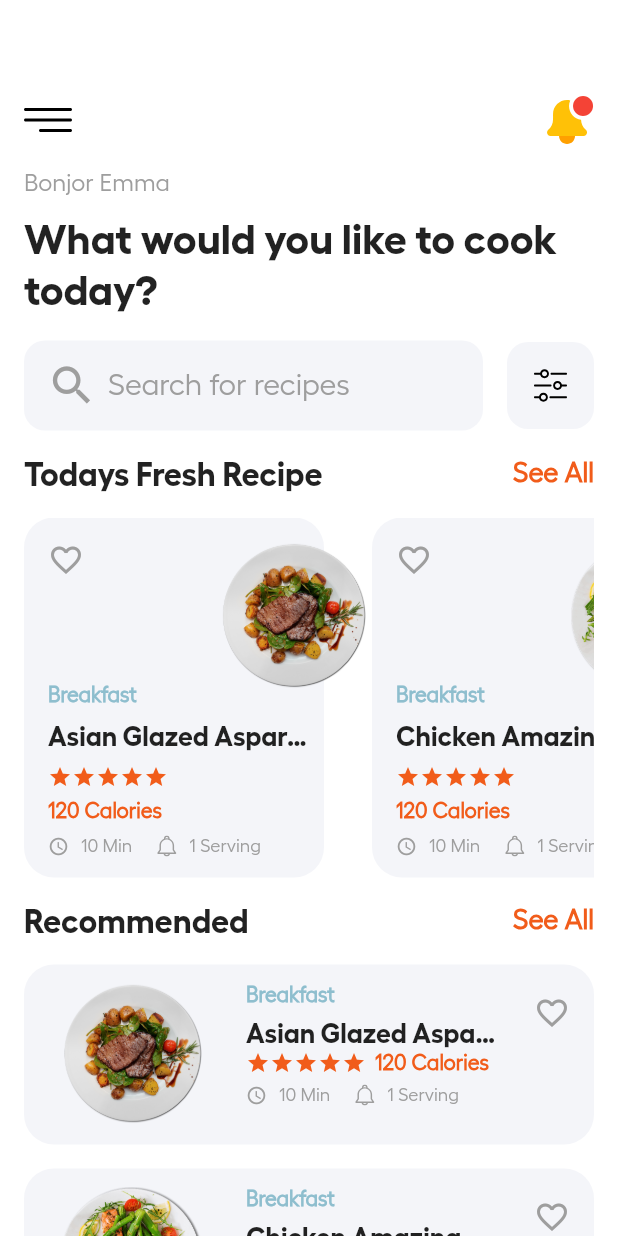
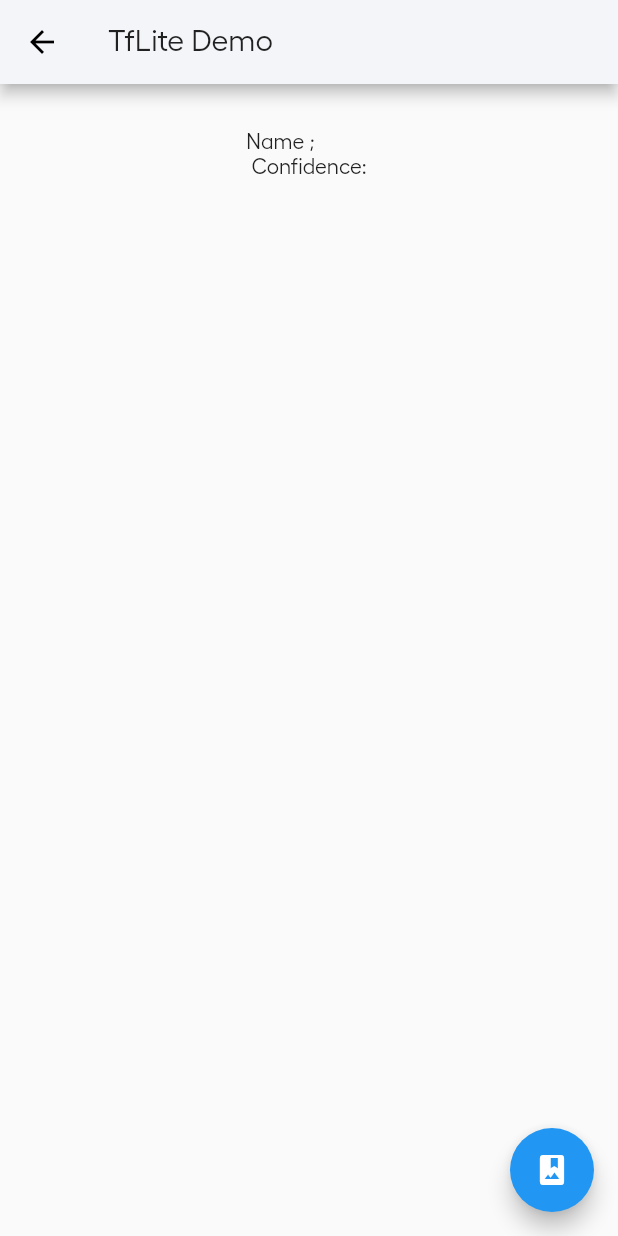
Before and after one commit to rivaldofez/foocarie, a Flutter app: the screen it shows after launch, after a tap on an icon or button, on a phone screen of 412 x 824 dp. Run offline on Flutter 3.47's test engine with Material 2 defaults, Android fonts, the phone set to English and light mode, and no system bars; our stand-ins replace flutter_svg, image_picker; missing offline and left inert: tflite.

Commit message:
implement recipe predictor

```diff
--- a/lib/screens/home_screen.dart
+++ b/lib/screens/home_screen.dart
@@ -2,6 +2,7 @@
 import 'package:flutter_svg/flutter_svg.dart';
 import 'package:foocarie/constants.dart';
 import 'package:foocarie/screens/detail_recipe_screen.dart';
+import 'package:foocarie/screens/recipe_predictor.dart';
 
 class HomeScreen extends StatefulWidget {
   @override
@@ -40,7 +41,11 @@
                 mainAxisAlignment: MainAxisAlignment.spaceBetween,
                 children: [
                   GestureDetector(
-                    onTap: () => print("Menu"),
+                    onTap: () => Navigator.of(context).push(
+                      MaterialPageRoute(
+                        builder: (context) => RecipePredictorScreen(),
+                      ),
+                    ),
                     child: SvgPicture.asset(
                       "assets/icons/menu.svg",
                       height: 32.0,
--- /dev/null
+++ b/lib/screens/recipe_predictor.dart
@@ -0,0 +1,103 @@
+import 'dart:io';
+
+import 'package:flutter/material.dart';
+import 'package:image_picker/image_picker.dart';
+import 'package:tflite/tflite.dart';
+
+class RecipePredictorScreen extends StatefulWidget {
+  @override
+  _RecipePredictorScreenState createState() => _RecipePredictorScreenState();
+}
+
+class _RecipePredictorScreenState extends State<RecipePredictorScreen> {
+  File? imagePicked = null;
+  bool isImageLoaded = false;
+
+  List _result = [];
+
+  String _confidence = "";
+  String _name = "";
+  String numbers = "";
+
+  getImageFromGallery() async {
+    var temp = await ImagePicker().getImage(source: ImageSource.gallery);
+    setState(() {
+      imagePicked = File(temp!.path);
+      isImageLoaded = true;
+      predictImage(File(temp!.path));
+    });
+  }
+
+  loadRecipeModel() async {
+    var result = await Tflite.loadModel(
+        labels: "assets/models/labels.txt",
+        model: "assets/models/model.tflite");
+
+    print("Result after loading : $result");
+  }
+
+  predictImage(File file) async {
+    var res = await Tflite.runModelOnImage(
+      path: file.path,
+      numResults: 2,
+      threshold: 0.5,
+      imageMean: 127.5,
+      imageStd: 127.5,
+    );
+
+    setState(() {
+      _result = res!;
+
+      String str = _result[0]["label"];
+
+      _name = str.substring(2);
+      _confidence = _result != null
+          ? (_result[0]["confidence"] * 100.0).toString().substring(0, 2) + "%"
+          : "";
+    });
+  }
+
+  @override
+  void initState() {
+    super.initState();
+    loadRecipeModel();
+  }
+
+  @override
+  Widget build(BuildContext context) {
+    return Scaffold(
+      appBar: AppBar(
+        title: Text("TfLite Demo"),
+      ),
+      body: Container(
+        child: Column(
+          children: [
+            SizedBox(height: 30),
+            isImageLoaded
+                ? Center(
+                    child: Container(
+                      height: 350,
+                      width: 350,
+                      decoration: BoxDecoration(
+                        image: DecorationImage(
+                            image: FileImage(
+                              File(imagePicked!.path),
+                            ),
+                            fit: BoxFit.contain),
+                      ),
+                    ),
+                  )
+                : Container(),
+            Text("Name ; $_name \n Confidence: $_confidence"),
+          ],
+        ),
+      ),
+      floatingActionButton: FloatingActionButton(
+        onPressed: () {
+          getImageFromGallery();
+        },
+        child: Icon(Icons.photo_album),
+      ),
+    );
+  }
+}
--- a/pubspec.yaml
+++ b/pubspec.yaml
@@ -34,7 +34,6 @@
   # The following adds the Cupertino Icons font to your application.
   # Use with the CupertinoIcons class for iOS style icons.
   cupertino_icons: ^1.0.2
-  google_fonts: ^1.1.0
   flutter_svg: ^0.19.1
   image_picker: ^0.8.2
   tflite: ^1.1.2
```
Also changed, not shown: pubspec.lock.
